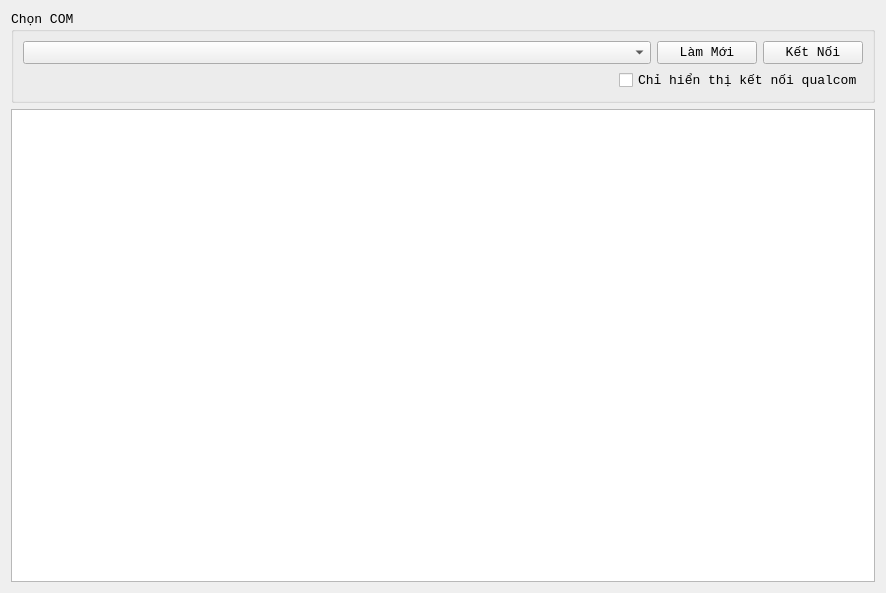
Above: sourcecode/26MobileTool/QualComMobileWidget.ui from sauantao/AndroidMobileSolution before the change. Below: the same form after it.
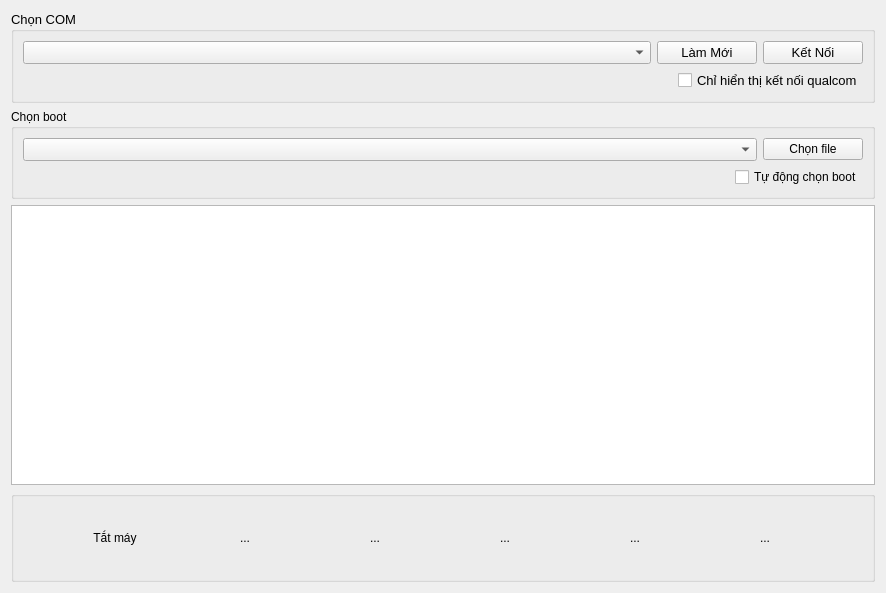
That is the form after the change. Icons and pictures are not drawn.

What changed in the file:
```diff
--- a/sourcecode/26MobileTool/QualComMobileWidget.ui
+++ b/sourcecode/26MobileTool/QualComMobileWidget.ui
@@ -10,20 +10,12 @@
     <height>593</height>
    </rect>
   </property>
-  <property name="font">
-   <font>
-    <family>Consolas</family>
-    <pointsize>12</pointsize>
-    <weight>75</weight>
-    <bold>true</bold>
-   </font>
-  </property>
   <property name="windowTitle">
    <string>Form</string>
   </property>
-  <layout class="QHBoxLayout" name="horizontalLayout_3">
+  <layout class="QHBoxLayout" name="horizontalLayout_6">
    <item>
-    <layout class="QVBoxLayout" name="verticalLayout_2">
+    <layout class="QVBoxLayout" name="verticalLayout_4">
      <item>
       <widget class="QGroupBox" name="groupBox">
        <property name="font">
@@ -111,6 +103,66 @@
        </layout>
       </widget>
      </item>
+     <item>
+      <widget class="QGroupBox" name="groupBox_2">
+       <property name="title">
+        <string>Chọn boot</string>
+       </property>
+       <layout class="QVBoxLayout" name="verticalLayout_2">
+        <item>
+         <layout class="QHBoxLayout" name="horizontalLayout_3">
+          <item>
+           <widget class="QComboBox" name="comboBox_BootSelect">
+            <property name="font">
+             <font>
+              <family>Consolas</family>
+              <pointsize>10</pointsize>
+             </font>
+            </property>
+           </widget>
+          </item>
+          <item>
+           <widget class="QPushButton" name="pushButton_BootSelect">
+            <property name="maximumSize">
+             <size>
+              <width>100</width>
+              <height>16777215</height>
+             </size>
+            </property>
+            <property name="text">
+             <string>Chọn file</string>
+            </property>
+           </widget>
+          </item>
+         </layout>
+        </item>
+        <item>
+         <layout class="QHBoxLayout" name="horizontalLayout_4">
+          <item>
+           <spacer name="horizontalSpacer_2">
+            <property name="orientation">
+             <enum>Qt::Horizontal</enum>
+            </property>
+            <property name="sizeHint" stdset="0">
+             <size>
+              <width>40</width>
+              <height>20</height>
+             </size>
+            </property>
+           </spacer>
+          </item>
+          <item>
+           <widget class="QCheckBox" name="checkBox_AutoBoot">
+            <property name="text">
+             <string>Tự động chọn boot</string>
+            </property>
+           </widget>
+          </item>
+         </layout>
+        </item>
+       </layout>
+      </widget>
+     </item>
      <item>
       <widget class="QPlainTextEdit" name="plainTextEdit">
        <property name="font">
@@ -122,6 +174,202 @@
        </property>
       </widget>
      </item>
+     <item>
+      <widget class="QGroupBox" name="groupBox_3">
+       <property name="title">
+        <string/>
+       </property>
+       <layout class="QVBoxLayout" name="verticalLayout_3">
+        <item>
+         <layout class="QHBoxLayout" name="horizontalLayout_5">
+          <item>
+           <widget class="QToolButton" name="toolButton_2">
+            <property name="maximumSize">
+             <size>
+              <width>64</width>
+              <height>64</height>
+             </size>
+            </property>
+            <property name="styleSheet">
+             <string notr="true">background: transparent; border: none;</string>
+            </property>
+            <property name="text">
+             <string>Tắt máy</string>
+            </property>
+            <property name="icon">
+             <iconset resource="emmcdlGui.qrc">
+              <normaloff>:/ImageButton/image/Button/power.png</normaloff>:/ImageButton/image/Button/power.png</iconset>
+            </property>
+            <property name="iconSize">
+             <size>
+              <width>64</width>
+              <height>64</height>
+             </size>
+            </property>
+            <property name="toolButtonStyle">
+             <enum>Qt::ToolButtonIconOnly</enum>
+            </property>
+           </widget>
+          </item>
+          <item>
+           <widget class="QToolButton" name="toolButton_TurnOff_4">
+            <property name="minimumSize">
+             <size>
+              <width>64</width>
+              <height>64</height>
+             </size>
+            </property>
+            <property name="maximumSize">
+             <size>
+              <width>64</width>
+              <height>64</height>
+             </size>
+            </property>
+            <property name="styleSheet">
+             <string notr="true">background: transparent; border: none;</string>
+            </property>
+            <property name="text">
+             <string>...</string>
+            </property>
+            <property name="icon">
+             <iconset resource="emmcdlGui.qrc">
+              <normaloff>:/ImageButton/image/Button/if_button-check_blue_68680.png</normaloff>:/ImageButton/image/Button/if_button-check_blue_68680.png</iconset>
+            </property>
+            <property name="iconSize">
+             <size>
+              <width>64</width>
+              <height>64</height>
+             </size>
+            </property>
+           </widget>
+          </item>
+          <item>
+           <widget class="QToolButton" name="toolButton_TurnOff_3">
+            <property name="minimumSize">
+             <size>
+              <width>64</width>
+              <height>64</height>
+             </size>
+            </property>
+            <property name="maximumSize">
+             <size>
+              <width>64</width>
+              <height>64</height>
+             </size>
+            </property>
+            <property name="styleSheet">
+             <string notr="true">background: transparent; border: none;</string>
+            </property>
+            <property name="text">
+             <string>...</string>
+            </property>
+            <property name="icon">
+             <iconset resource="emmcdlGui.qrc">
+              <normaloff>:/ImageButton/image/Button/if_button-cross_red_69065.png</normaloff>:/ImageButton/image/Button/if_button-cross_red_69065.png</iconset>
+            </property>
+            <property name="iconSize">
+             <size>
+              <width>64</width>
+              <height>64</height>
+             </size>
+            </property>
+           </widget>
+          </item>
+          <item>
+           <widget class="QToolButton" name="toolButton_TurnOff">
+            <property name="minimumSize">
+             <size>
+              <width>64</width>
+              <height>64</height>
+             </size>
+            </property>
+            <property name="maximumSize">
+             <size>
+              <width>64</width>
+              <height>64</height>
+             </size>
+            </property>
+            <property name="styleSheet">
+             <string notr="true">background: transparent; border: none;</string>
+            </property>
+            <property name="text">
+             <string>...</string>
+            </property>
+            <property name="icon">
+             <iconset resource="emmcdlGui.qrc">
+              <normaloff>:/ImageButton/image/Button/checl.png</normaloff>:/ImageButton/image/Button/checl.png</iconset>
+            </property>
+            <property name="iconSize">
+             <size>
+              <width>64</width>
+              <height>64</height>
+             </size>
+            </property>
+           </widget>
+          </item>
+          <item>
+           <widget class="QToolButton" name="toolButton_Reboot">
+            <property name="maximumSize">
+             <size>
+              <width>64</width>
+              <height>64</height>
+             </size>
+            </property>
+            <property name="styleSheet">
+             <string notr="true">background: transparent; border: none;</string>
+            </property>
+            <property name="text">
+             <string>...</string>
+            </property>
+            <property name="icon">
+             <iconset resource="emmcdlGui.qrc">
+              <normaloff>:/ImageButton/image/Button/reboot.png</normaloff>:/ImageButton/image/Button/reboot.png</iconset>
+            </property>
+            <property name="iconSize">
+             <size>
+              <width>64</width>
+              <height>64</height>
+             </size>
+            </property>
+           </widget>
+          </item>
+          <item>
+           <widget class="QToolButton" name="toolButton_TurnOff_2">
+            <property name="minimumSize">
+             <size>
+              <width>64</width>
+              <height>64</height>
+             </size>
+            </property>
+            <property name="maximumSize">
+             <size>
+              <width>64</width>
+              <height>64</height>
+             </size>
+            </property>
+            <property name="styleSheet">
+             <string notr="true">background: transparent; border: none;</string>
+            </property>
+            <property name="text">
+             <string>...</string>
+            </property>
+            <property name="icon">
+             <iconset resource="emmcdlGui.qrc">
+              <normaloff>:/ImageButton/image/Button/if_button-power_red_69071.png</normaloff>:/ImageButton/image/Button/if_button-power_red_69071.png</iconset>
+            </property>
+            <property name="iconSize">
+             <size>
+              <width>64</width>
+              <height>64</height>
+             </size>
+            </property>
+           </widget>
+          </item>
+         </layout>
+        </item>
+       </layout>
+      </widget>
+     </item>
     </layout>
    </item>
   </layout>
```
Left out of the diff: 8 changed lines with no effect on the pictures.
